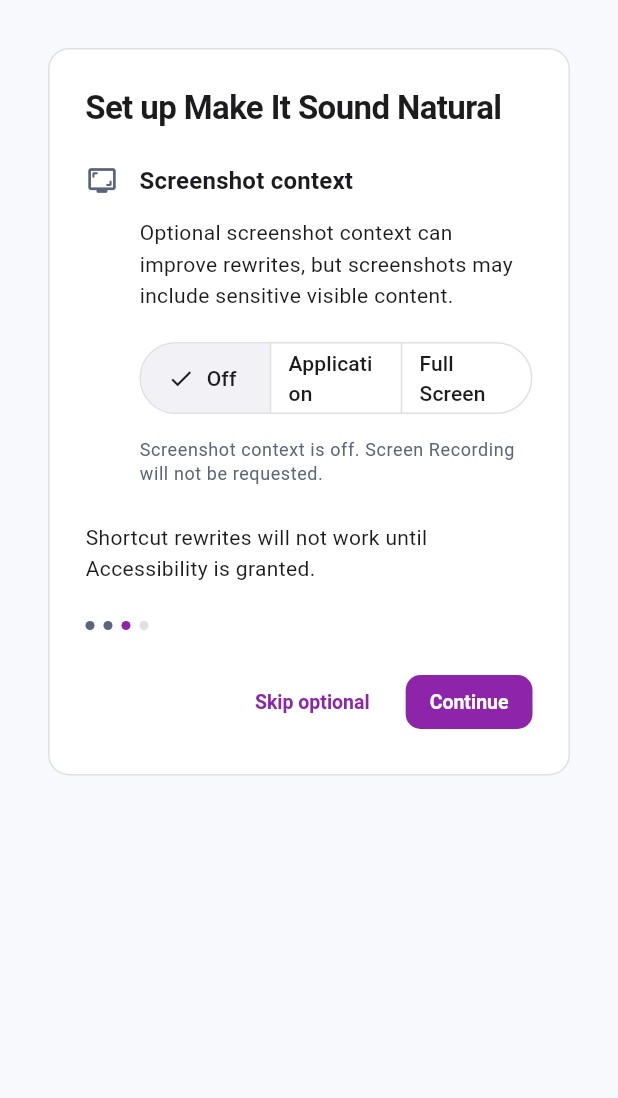
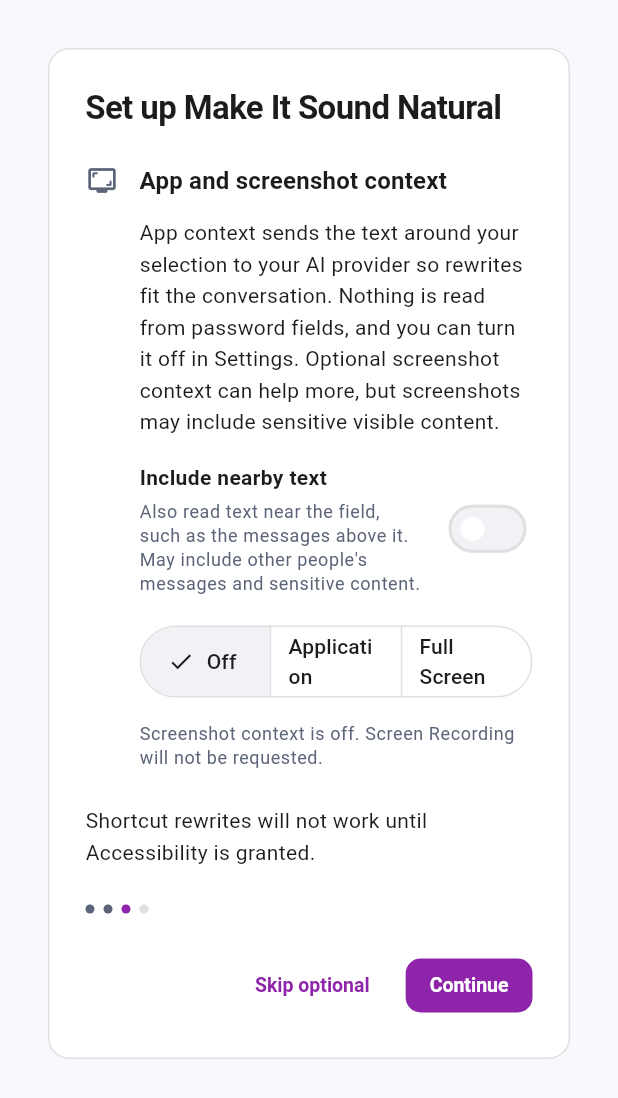
Before and after one commit to make-it-sound-natural/misn-desktop, a Flutter app: the screen it shows after launch, after a tap on "Continue", after a tap on "Skip for now", on a phone screen of 412 x 824 dp. Shown: the top 1098 px of the screen. Run offline on Flutter 3.47's test engine with Material 3 defaults, Android fonts, the phone set to English and light mode, and no system bars; our stand-ins replace shared_preferences; missing offline and left inert: macos_window_utils; accounts and stored records are empty; generated files the repository leaves out were written again.

Commit message:
MT-95 Add App context to onboarding, AGENTS.md and README
The screenshot step now explains App context and offers an optional
"Include nearby text" switch. Continue saves fieldAndNearby and syncs it
to native; without the opt-in the migrated mode stays as is. Skip
optional drops the choice.

Step copy and the new switch strings are translated in all 9 locales.
AGENTS.md lists the App context Runner files. README gets a usage
section and a privacy paragraph on what App context reads.

```diff
--- a/lib/l10n/app_ar.arb
+++ b/lib/l10n/app_ar.arb
@@ -277,14 +277,16 @@
   "@onboardingAccessibilityCheckAgain": {
     "description": "Button to recheck Accessibility permission status"
   },
-  "onboardingScreenshotTitle": "سياق لقطة الشاشة",
+  "onboardingScreenshotTitle": "سياق التطبيق ولقطة الشاشة",
   "@onboardingScreenshotTitle": {
     "description": "Onboarding Screenshot context step title"
   },
-  "onboardingScreenshotDescription": "يمكن لسياق لقطة الشاشة الاختياري تحسين إعادة الكتابة، لكن اللقطات قد تتضمن محتوى مرئيًا حساسًا.",
+  "onboardingScreenshotDescription": "يرسل سياق التطبيق النص المحيط بتحديدك إلى مزود الذكاء الاصطناعي المحدد كي تناسب إعادة الصياغة المحادثة. لا تتم قراءة أي شيء من حقول كلمات المرور، ويمكنك إيقافه من الإعدادات. قد يساعد سياق لقطة الشاشة الاختياري أكثر، لكن اللقطات قد تتضمن محتوى مرئيًا حساسًا.",
   "@onboardingScreenshotDescription": {
     "description": "Onboarding Screenshot context privacy explanation"
   },
+  "onboardingNearbyTextTitle": "تضمين النص المجاور",
+  "onboardingNearbyTextDescription": "يقرأ أيضًا النص القريب من الحقل، مثل الرسائل التي فوقه. قد يتضمن رسائل أشخاص آخرين ومحتوى حساسًا.",
   "onboardingScreenshotModeLabel": "وضع سياق لقطة الشاشة",
   "@onboardingScreenshotModeLabel": {
     "description": "Accessible label for Screenshot context mode choices in onboarding"
--- a/lib/l10n/app_de.arb
+++ b/lib/l10n/app_de.arb
@@ -277,14 +277,16 @@
   "@onboardingAccessibilityCheckAgain": {
     "description": "Button to recheck Accessibility permission status"
   },
-  "onboardingScreenshotTitle": "Screenshot-Kontext",
+  "onboardingScreenshotTitle": "App- und Screenshot-Kontext",
   "@onboardingScreenshotTitle": {
     "description": "Onboarding Screenshot context step title"
   },
-  "onboardingScreenshotDescription": "Optionaler Screenshot-Kontext kann Umschreibungen verbessern, aber Screenshots können sichtbare vertrauliche Inhalte enthalten.",
+  "onboardingScreenshotDescription": "Der App-Kontext sendet den Text um deine Auswahl an den gewählten KI-Anbieter, damit Umschreibungen zur Unterhaltung passen. Aus Passwortfeldern wird nichts gelesen, und in den Einstellungen lässt sich das ausschalten. Optionaler Screenshot-Kontext kann zusätzlich helfen, aber Screenshots können sichtbare vertrauliche Inhalte enthalten.",
   "@onboardingScreenshotDescription": {
     "description": "Onboarding Screenshot context privacy explanation"
   },
+  "onboardingNearbyTextTitle": "Umgebungstext einbeziehen",
+  "onboardingNearbyTextDescription": "Liest zusätzlich Text in der Nähe des Felds, z. B. die Nachrichten darüber. Kann Nachrichten anderer und vertrauliche Inhalte enthalten.",
   "onboardingScreenshotModeLabel": "Screenshot-Kontextmodus",
   "@onboardingScreenshotModeLabel": {
     "description": "Accessible label for Screenshot context mode choices in onboarding"
--- a/lib/l10n/app_en.arb
+++ b/lib/l10n/app_en.arb
@@ -836,13 +836,21 @@
   "@onboardingAccessibilityCheckAgain": {
     "description": "Button to recheck Accessibility permission status"
   },
-  "onboardingScreenshotTitle": "Screenshot context",
+  "onboardingScreenshotTitle": "App and screenshot context",
   "@onboardingScreenshotTitle": {
     "description": "Onboarding Screenshot context step title"
   },
-  "onboardingScreenshotDescription": "Optional screenshot context can improve rewrites, but screenshots may include sensitive visible content.",
+  "onboardingScreenshotDescription": "App context sends the text around your selection to your AI provider so rewrites fit the conversation. Nothing is read from password fields, and you can turn it off in Settings. Optional screenshot context can help more, but screenshots may include sensitive visible content.",
   "@onboardingScreenshotDescription": {
     "description": "Onboarding Screenshot context privacy explanation"
+  },
+  "onboardingNearbyTextTitle": "Include nearby text",
+  "@onboardingNearbyTextTitle": {
+    "description": "Onboarding switch title to also read nearby window text as App context"
+  },
+  "onboardingNearbyTextDescription": "Also read text near the field, such as the messages above it. May include other people's messages and sensitive content.",
+  "@onboardingNearbyTextDescription": {
+    "description": "Onboarding privacy note for the nearby text switch"
   },
   "onboardingScreenshotModeLabel": "Screenshot context mode",
   "@onboardingScreenshotModeLabel": {
--- a/lib/l10n/app_es.arb
+++ b/lib/l10n/app_es.arb
@@ -277,14 +277,16 @@
   "@onboardingAccessibilityCheckAgain": {
     "description": "Button to recheck Accessibility permission status"
   },
-  "onboardingScreenshotTitle": "Contexto de captura",
+  "onboardingScreenshotTitle": "Contexto de la app y de capturas",
   "@onboardingScreenshotTitle": {
     "description": "Onboarding Screenshot context step title"
   },
-  "onboardingScreenshotDescription": "El contexto de captura opcional puede mejorar las reescrituras, pero las capturas pueden incluir contenido visible sensible.",
+  "onboardingScreenshotDescription": "El contexto de la app envía el texto que rodea tu selección al proveedor de IA seleccionado para que las reescrituras encajen con la conversación. No se lee nada de los campos de contraseña y puedes desactivarlo en Ajustes. El contexto de captura opcional puede ayudar más, pero las capturas pueden incluir contenido visible sensible.",
   "@onboardingScreenshotDescription": {
     "description": "Onboarding Screenshot context privacy explanation"
   },
+  "onboardingNearbyTextTitle": "Incluir texto cercano",
+  "onboardingNearbyTextDescription": "También lee el texto cercano al campo, como los mensajes de arriba. Puede incluir mensajes de otras personas y contenido sensible.",
   "onboardingScreenshotModeLabel": "Modo de contexto de captura",
   "@onboardingScreenshotModeLabel": {
     "description": "Accessible label for Screenshot context mode choices in onboarding"
--- a/lib/l10n/app_fr.arb
+++ b/lib/l10n/app_fr.arb
@@ -277,14 +277,16 @@
   "@onboardingAccessibilityCheckAgain": {
     "description": "Button to recheck Accessibility permission status"
   },
-  "onboardingScreenshotTitle": "Contexte de capture",
+  "onboardingScreenshotTitle": "Contexte de l’app et de capture",
   "@onboardingScreenshotTitle": {
     "description": "Onboarding Screenshot context step title"
   },
-  "onboardingScreenshotDescription": "Le contexte de capture facultatif peut améliorer les réécritures, mais les captures peuvent inclure du contenu visible sensible.",
+  "onboardingScreenshotDescription": "Le contexte de l’app envoie le texte autour de votre sélection au fournisseur IA sélectionné pour que les réécritures collent à la conversation. Rien n’est lu dans les champs de mot de passe, et vous pouvez le désactiver dans les réglages. Le contexte de capture facultatif peut aider davantage, mais les captures peuvent inclure du contenu visible sensible.",
   "@onboardingScreenshotDescription": {
     "description": "Onboarding Screenshot context privacy explanation"
   },
+  "onboardingNearbyTextTitle": "Inclure le texte voisin",
+  "onboardingNearbyTextDescription": "Lit aussi le texte près du champ, comme les messages au-dessus. Peut inclure les messages d’autres personnes et du contenu sensible.",
   "onboardingScreenshotModeLabel": "Mode de contexte de capture",
   "@onboardingScreenshotModeLabel": {
     "description": "Accessible label for Screenshot context mode choices in onboarding"
--- a/lib/l10n/app_ja.arb
+++ b/lib/l10n/app_ja.arb
@@ -277,14 +277,16 @@
   "@onboardingAccessibilityCheckAgain": {
     "description": "Button to recheck Accessibility permission status"
   },
-  "onboardingScreenshotTitle": "スクリーンショットのコンテキスト",
+  "onboardingScreenshotTitle": "アプリとスクリーンショットのコンテキスト",
   "@onboardingScreenshotTitle": {
     "description": "Onboarding Screenshot context step title"
   },
-  "onboardingScreenshotDescription": "任意のスクリーンショットコンテキストは書き換えを改善できますが、機密性の高い表示内容を含む場合があります。",
+  "onboardingScreenshotDescription": "アプリのコンテキストは、選択範囲の前後のテキストを選択した AI プロバイダーに送信し、会話に合った書き換えにします。パスワード欄からは何も読み取らず、設定でオフにできます。任意のスクリーンショットコンテキストはさらに役立ちますが、表示中の機密情報が含まれる場合があります。",
   "@onboardingScreenshotDescription": {
     "description": "Onboarding Screenshot context privacy explanation"
   },
+  "onboardingNearbyTextTitle": "周辺のテキストを含める",
+  "onboardingNearbyTextDescription": "入力欄の近くにあるテキスト（上のメッセージなど）も読み取ります。他の人のメッセージや機密情報が含まれる場合があります。",
   "onboardingScreenshotModeLabel": "スクリーンショットコンテキストモード",
   "@onboardingScreenshotModeLabel": {
     "description": "Accessible label for Screenshot context mode choices in onboarding"
--- a/lib/l10n/app_pt.arb
+++ b/lib/l10n/app_pt.arb
@@ -277,14 +277,16 @@
   "@onboardingAccessibilityCheckAgain": {
     "description": "Button to recheck Accessibility permission status"
   },
-  "onboardingScreenshotTitle": "Contexto de captura",
+  "onboardingScreenshotTitle": "Contexto do app e de captura",
   "@onboardingScreenshotTitle": {
     "description": "Onboarding Screenshot context step title"
   },
-  "onboardingScreenshotDescription": "O contexto de captura opcional pode melhorar reescritas, mas capturas podem incluir conteúdo visível sensível.",
+  "onboardingScreenshotDescription": "O contexto do app envia o texto ao redor da sua seleção ao provedor de IA selecionado para que as reescritas combinem com a conversa. Nada é lido de campos de senha, e você pode desativá-lo em Ajustes. O contexto de captura opcional pode ajudar mais, mas capturas podem incluir conteúdo visível sensível.",
   "@onboardingScreenshotDescription": {
     "description": "Onboarding Screenshot context privacy explanation"
   },
+  "onboardingNearbyTextTitle": "Incluir texto próximo",
+  "onboardingNearbyTextDescription": "Também lê o texto perto do campo, como as mensagens acima. Pode incluir mensagens de outras pessoas e conteúdo sensível.",
   "onboardingScreenshotModeLabel": "Modo de contexto de captura",
   "@onboardingScreenshotModeLabel": {
     "description": "Accessible label for Screenshot context mode choices in onboarding"
--- a/lib/l10n/app_ru.arb
+++ b/lib/l10n/app_ru.arb
@@ -277,14 +277,16 @@
   "@onboardingAccessibilityCheckAgain": {
     "description": "Button to recheck Accessibility permission status"
   },
-  "onboardingScreenshotTitle": "Контекст скриншота",
+  "onboardingScreenshotTitle": "Контекст приложения и скриншота",
   "@onboardingScreenshotTitle": {
     "description": "Onboarding Screenshot context step title"
   },
-  "onboardingScreenshotDescription": "Необязательный контекст скриншота может улучшить переписывание, но скриншоты могут содержать видимые конфиденциальные данные.",
+  "onboardingScreenshotDescription": "Контекст приложения отправляет текст вокруг выделения выбранному AI-провайдеру, чтобы результат подходил к разговору. Текст из полей паролей не читается, а отключить это можно в настройках. Необязательный контекст скриншота может помочь ещё больше, но скриншоты могут содержать видимые чувствительные данные.",
   "@onboardingScreenshotDescription": {
     "description": "Onboarding Screenshot context privacy explanation"
   },
+  "onboardingNearbyTextTitle": "Включать текст рядом",
+  "onboardingNearbyTextDescription": "Также читать текст рядом с полем, например сообщения выше. Может включать сообщения других людей и чувствительные данные.",
   "onboardingScreenshotModeLabel": "Режим контекста скриншота",
   "@onboardingScreenshotModeLabel": {
     "description": "Accessible label for Screenshot context mode choices in onboarding"
--- a/lib/l10n/app_zh.arb
+++ b/lib/l10n/app_zh.arb
@@ -277,14 +277,16 @@
   "@onboardingAccessibilityCheckAgain": {
     "description": "Button to recheck Accessibility permission status"
   },
-  "onboardingScreenshotTitle": "截图上下文",
+  "onboardingScreenshotTitle": "应用与截图上下文",
   "@onboardingScreenshotTitle": {
     "description": "Onboarding Screenshot context step title"
   },
-  "onboardingScreenshotDescription": "可选的截图上下文可改进改写效果，但截图可能包含敏感的可见内容。",
+  "onboardingScreenshotDescription": "应用上下文会把所选内容周围的文本发送给所选 AI 提供商，让改写更贴合对话。不会读取密码框中的内容，你可以在设置中关闭。可选的截图上下文能进一步帮助改写，但截图可能包含可见的敏感内容。",
   "@onboardingScreenshotDescription": {
     "description": "Onboarding Screenshot context privacy explanation"
   },
+  "onboardingNearbyTextTitle": "包含附近文本",
+  "onboardingNearbyTextDescription": "同时读取输入框附近的文本，例如上方的消息。可能包含他人的消息和敏感内容。",
   "onboardingScreenshotModeLabel": "截图上下文模式",
   "@onboardingScreenshotModeLabel": {
     "description": "Accessible label for Screenshot context mode choices in onboarding"
--- /dev/null
+++ b/lib/screens/onboarding/onboarding_nearby_text_option.dart
@@ -0,0 +1,57 @@
+import 'package:flutter/material.dart';
+import 'package:make_it_sound_natural/theme/app_design_tokens.dart';
+
+/// Opt-in switch that also reads nearby window text as App context.
+class OnboardingNearbyTextOption extends StatelessWidget {
+  /// Creates the nearby text switch row.
+  const OnboardingNearbyTextOption({
+    required this.title,
+    required this.description,
+    required this.value,
+    required this.onChanged,
+    super.key,
+  });
+
+  /// Switch title.
+  final String title;
+
+  /// Privacy note shown under the title.
+  final String description;
+
+  /// Whether nearby text is selected.
+  final bool value;
+
+  /// Called when the user flips the switch.
+  final ValueChanged<bool> onChanged;
+
+  @override
+  Widget build(BuildContext context) {
+    // One semantics node, so a screen reader announces the label with the
+    // switch state instead of reading the texts and the switch separately.
+    return MergeSemantics(
+      child: Row(
+        children: [
+          Expanded(
+            child: Column(
+              crossAxisAlignment: CrossAxisAlignment.start,
+              children: [
+                Text(title, style: AppTextStyles.rowTitleOf(context)),
+                const SizedBox(height: AppSpacing.xxs),
+                Text(
+                  description,
+                  style: AppTextStyles.rowSubtitleOf(context),
+                ),
+              ],
+            ),
+          ),
+          const SizedBox(width: AppSpacing.sm),
+          Switch(
+            key: const Key('onboarding-nearby-text-switch'),
+            value: value,
+            onChanged: onChanged,
+          ),
+        ],
+      ),
+    );
+  }
+}
--- a/lib/screens/onboarding/onboarding_screen.dart
+++ b/lib/screens/onboarding/onboarding_screen.dart
@@ -2,9 +2,11 @@
 
 import 'package:flutter/material.dart';
 import 'package:make_it_sound_natural/l10n/gen/app_localizations.dart';
+import 'package:make_it_sound_natural/models/accessibility_context_mode.dart';
 import 'package:make_it_sound_natural/models/onboarding_setup_state.dart';
 import 'package:make_it_sound_natural/models/screen_recording_permission_status.dart';
 import 'package:make_it_sound_natural/models/screenshot_context_mode.dart';
+import 'package:make_it_sound_natural/screens/onboarding/onboarding_nearby_text_option.dart';
 import 'package:make_it_sound_natural/theme/app_design_tokens.dart';
 import 'package:make_it_sound_natural/widgets/app_panel.dart';
 import 'package:make_it_sound_natural/widgets/app_settings_section.dart';
@@ -23,6 +25,7 @@
     required this.checkAccessibility,
     required this.requestAccessibility,
     required this.onScreenshotContextSelected,
+    required this.onAccessibilityContextSelected,
     super.key,
   });
 
@@ -47,6 +50,13 @@
   )
   onScreenshotContextSelected;
 
+  /// Saves the App context mode after the user opts into nearby text.
+  ///
+  /// New installs already start with the field text mode, so this is only
+  /// called to raise it.
+  final Future<void> Function(AccessibilityContextMode mode)
+  onAccessibilityContextSelected;
+
   @override
   State<OnboardingScreen> createState() => _OnboardingScreenState();
 }
@@ -67,6 +77,7 @@
   ScreenshotContextMode _selectedScreenshotContextMode =
       ScreenshotContextMode.off;
   ScreenRecordingPermissionStatus? _screenshotPermissionStatus;
+  var _includeNearbyText = false;
 
   @override
   void initState() {
@@ -90,6 +101,13 @@
   }
 
   Future<void> _continueScreenshotContext() async {
+    if (_includeNearbyText) {
+      await widget.onAccessibilityContextSelected(
+        AccessibilityContextMode.fieldAndNearby,
+      );
+      if (!mounted) return;
+    }
+
     if (_selectedScreenshotContextMode == ScreenshotContextMode.off) {
       _skipOptional();
       return;
@@ -210,7 +228,7 @@
                               ),
                               if (_state.lastStep ==
                                   OnboardingStep.screenshotContext)
-                                _buildScreenshotContextChoices(l10n),
+                                _buildContextChoices(l10n),
                             ],
                           ),
                         ),
@@ -318,10 +336,17 @@
     };
   }
 
-  Widget _buildScreenshotContextChoices(AppLocalizations l10n) {
+  Widget _buildContextChoices(AppLocalizations l10n) {
     return Column(
       crossAxisAlignment: CrossAxisAlignment.start,
       children: [
+        const SizedBox(height: AppSpacing.md),
+        OnboardingNearbyTextOption(
+          title: l10n.onboardingNearbyTextTitle,
+          description: l10n.onboardingNearbyTextDescription,
+          value: _includeNearbyText,
+          onChanged: (value) => setState(() => _includeNearbyText = value),
+        ),
         const SizedBox(height: AppSpacing.md),
         Semantics(
           label: l10n.onboardingScreenshotModeLabel,
```
Also changed, not shown: lib/screens/onboarding/onboarding_gate.dart (+9 -0 lines), 4 other files.
